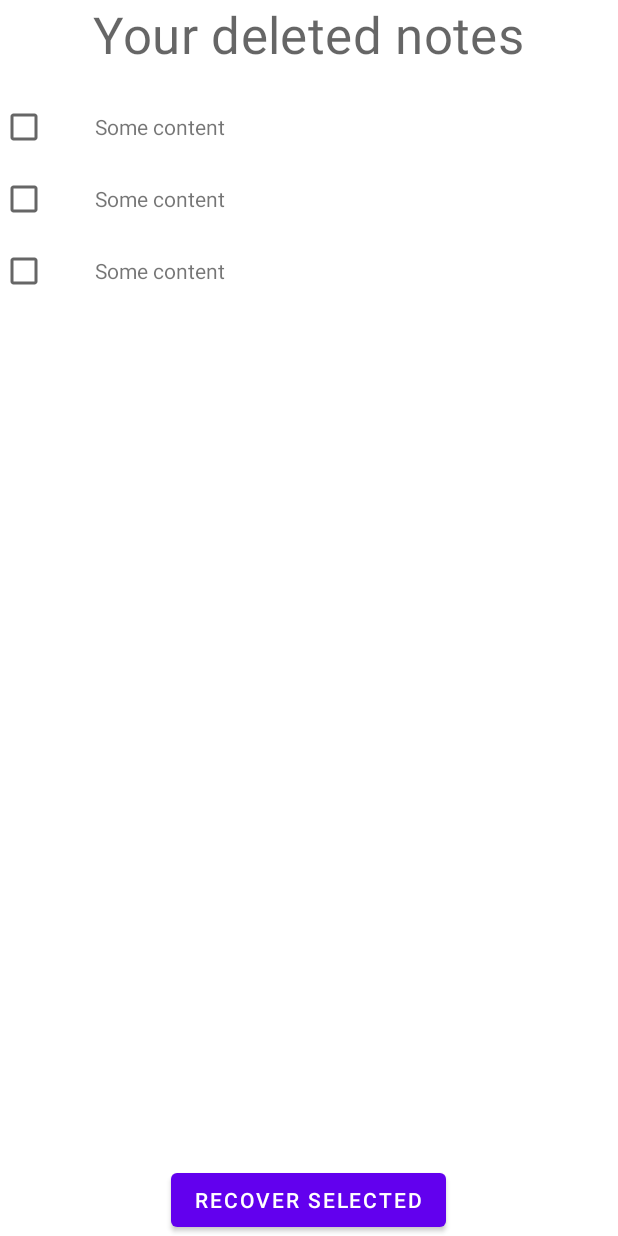
After one commit to greckov/Notifications, an Android app: the layout activity_deleted_notes.xml on its own in the app's theme, with its tools: preview values and no code run, on a phone screen of 412 x 824 dp. The commit adds this screen. Run offline under Robolectric (Android 15) with nearby library versions, the phone set to English and light mode, and no system bars.

Commit message:
Implemented deleted notes page

```diff
--- a/app/src/main/AndroidManifest.xml
+++ b/app/src/main/AndroidManifest.xml
@@ -21,6 +21,7 @@
         <activity android:name=".ui.list.NoteListActivity" />
         <activity android:name=".ui.add.AddNoteActivity" />
         <activity android:name=".ui.view.NoteViewActivity" />
+        <activity android:name=".ui.list.deleted.DeletedNotesActivity" />
     </application>
 
 </manifest>
--- a/app/src/main/java/ua/nure/notes/KoinModules.kt
+++ b/app/src/main/java/ua/nure/notes/KoinModules.kt
@@ -6,6 +6,7 @@ import org.koin.dsl.module
 import ua.nure.notes.database.AppDatabase
 import ua.nure.notes.ui.add.AddNoteViewModel
 import ua.nure.notes.ui.list.NoteListViewModel
+import ua.nure.notes.ui.list.deleted.DeletedNotesViewModel
 import ua.nure.notes.ui.view.NoteViewViewModel
 
 val databaseModule = module {
@@ -22,4 +23,5 @@ val viewModelModule = module {
     viewModel { NoteListViewModel(get()) }
     viewModel { AddNoteViewModel(get()) }
     viewModel { NoteViewViewModel(get()) }
+    viewModel { DeletedNotesViewModel(get()) }
 }
--- a/app/src/main/java/ua/nure/notes/database/Entity.kt
+++ b/app/src/main/java/ua/nure/notes/database/Entity.kt
@@ -11,5 +11,7 @@ data class NoteItem(
     val timestamp: Long,
     val text: String,
     @ColumnInfo(name = "is_primary")
-    val isPrimary: Boolean
+    val isPrimary: Boolean,
+    @ColumnInfo(name = "is_deleted")
+    val isDeleted: Boolean = false
 )
--- /dev/null
+++ b/app/src/main/res/layout/activity_deleted_notes.xml
@@ -0,0 +1,33 @@
+<?xml version="1.0" encoding="utf-8"?>
+<androidx.appcompat.widget.LinearLayoutCompat
+    xmlns:android="http://schemas.android.com/apk/res/android"
+    xmlns:app="http://schemas.android.com/apk/res-auto"
+    xmlns:tools="http://schemas.android.com/tools"
+    android:layout_width="match_parent"
+    android:layout_height="match_parent"
+    android:orientation="vertical"
+    android:gravity="center_horizontal">
+
+    <androidx.appcompat.widget.AppCompatTextView
+        style="@style/TextAppearance.MaterialComponents.Headline4"
+        android:layout_width="wrap_content"
+        android:layout_height="wrap_content"
+        android:text="@string/title_your_deleted_notes" />
+
+    <androidx.recyclerview.widget.RecyclerView
+        android:id="@+id/list_deleted_notes"
+        android:layout_width="match_parent"
+        android:layout_height="0dp"
+        android:layout_weight="1"
+        android:layout_marginTop="@dimen/small_pad"
+        android:layout_marginBottom="@dimen/small_pad"
+        tools:listitem="@layout/item_deleted_note_list"
+        app:layoutManager="androidx.recyclerview.widget.LinearLayoutManager"/>
+
+    <com.google.android.material.button.MaterialButton
+        android:id="@+id/btn_recover_selected"
+        android:layout_width="wrap_content"
+        android:layout_height="wrap_content"
+        android:text="@string/btn_recover_selected" />
+
+</androidx.appcompat.widget.LinearLayoutCompat>
--- /dev/null
+++ b/app/src/main/res/layout/item_deleted_note_list.xml
@@ -0,0 +1,23 @@
+<?xml version="1.0" encoding="utf-8"?>
+<androidx.appcompat.widget.LinearLayoutCompat
+    xmlns:android="http://schemas.android.com/apk/res/android"
+    xmlns:tools="http://schemas.android.com/tools"
+    android:layout_width="match_parent"
+    android:layout_height="wrap_content">
+
+    <androidx.appcompat.widget.AppCompatCheckBox
+        android:id="@+id/cb_recover"
+        android:layout_width="wrap_content"
+        android:layout_height="wrap_content" />
+
+    <androidx.appcompat.widget.AppCompatTextView
+        android:id="@+id/txt_text"
+        android:layout_width="wrap_content"
+        android:layout_height="wrap_content"
+        android:layout_marginStart="@dimen/small_pad"
+        android:layout_weight="1"
+        android:maxLength="25"
+        android:ellipsize="end"
+        tools:text="Some content" />
+
+</androidx.appcompat.widget.LinearLayoutCompat>
--- a/app/src/main/res/values/strings.xml
+++ b/app/src/main/res/values/strings.xml
@@ -8,4 +8,8 @@
     <string name="hint_text_input">Text</string>
     <string name="util_is_primary">Is primary</string>
     <string name="error_required_field">This field is required</string>
+    <string name="menu_clear_all">Clear All</string>
+    <string name="menu_deleted_notes">Deleted notes</string>
+    <string name="btn_recover_selected">Recover selected</string>
+    <string name="title_your_deleted_notes">Your deleted notes</string>
 </resources>
```
Also changed, not shown: app/src/main/java/ua/nure/notes/database/Dao.kt (+8 -2 lines), app/src/main/java/ua/nure/notes/ui/list/NoteListActivity.kt (+5 -7 lines), app/src/main/java/ua/nure/notes/ui/list/NoteListViewModel.kt (+0 -10 lines), app/src/main/java/ua/nure/notes/ui/list/deleted/DeletedNoteModel.kt (added, +9 -0 lines), app/src/main/java/ua/nure/notes/ui/list/deleted/DeletedNotesActivity.kt (added, +33 -0 lines), app/src/main/java/ua/nure/notes/ui/list/deleted/DeletedNotesAdapter.kt (added, +40 -0 lines), app/src/main/java/ua/nure/notes/ui/list/deleted/DeletedNotesViewModel.kt (added, +42 -0 lines), app/src/main/res/menu/menu_primary.xml (+6 -1 lines).
